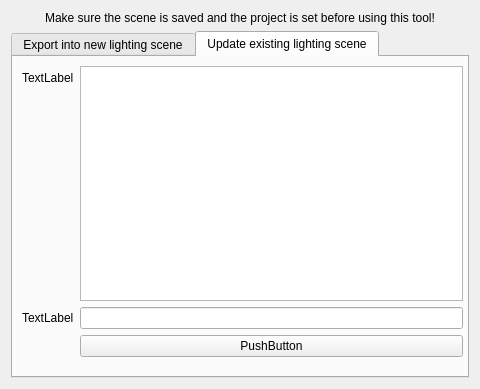
The window that scripts/PipelineManagementTools/gui/releaseLightingSceneDialog.ui (jw0z96/PipelineManagementTools) describes before a commit, drawn with Qt 5.
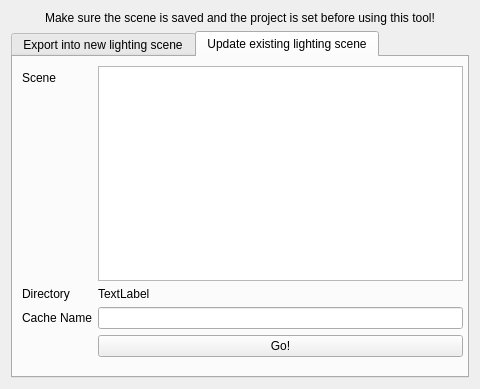
The same window after the commit. The open tabs and pages were chosen to show the change.

Commit message: got scene export working

Patch:
```diff
--- a/scripts/PipelineManagementTools/gui/releaseLightingSceneDialog.ui
+++ b/scripts/PipelineManagementTools/gui/releaseLightingSceneDialog.ui
@@ -92,27 +92,41 @@
           <item row="0" column="0">
            <widget class="QLabel" name="label_3">
             <property name="text">
-             <string>TextLabel</string>
+             <string>Scene</string>
             </property>
            </widget>
           </item>
           <item row="0" column="1">
            <widget class="QListWidget" name="listWidget"/>
           </item>
-          <item row="1" column="0">
-           <widget class="QLabel" name="label_4">
+          <item row="2" column="0">
+           <widget class="QLabel" name="cacheNameLabel_2">
             <property name="text">
-             <string>TextLabel</string>
+             <string>Cache Name</string>
             </property>
            </widget>
           </item>
-          <item row="1" column="1">
-           <widget class="QLineEdit" name="lineEdit_2"/>
-          </item>
           <item row="2" column="1">
-           <widget class="QPushButton" name="pushButton">
+           <widget class="QLineEdit" name="cacheNameLineEdit_2"/>
+          </item>
+          <item row="3" column="1">
+           <widget class="QPushButton" name="updateScenePushButton">
             <property name="text">
-             <string>PushButton</string>
+             <string>Go!</string>
+            </property>
+           </widget>
+          </item>
+          <item row="1" column="1">
+           <widget class="QLabel" name="selectedSceneDirectoryTextLabel">
+            <property name="text">
+             <string>TextLabel</string>
+            </property>
+           </widget>
+          </item>
+          <item row="1" column="0">
+           <widget class="QLabel" name="selectedSceneDirectoryLabel">
+            <property name="text">
+             <string>Directory</string>
             </property>
            </widget>
           </item>
```
Left out of the diff: 24 changed lines with no effect on the pictures. The commit also changes 3 other files.
